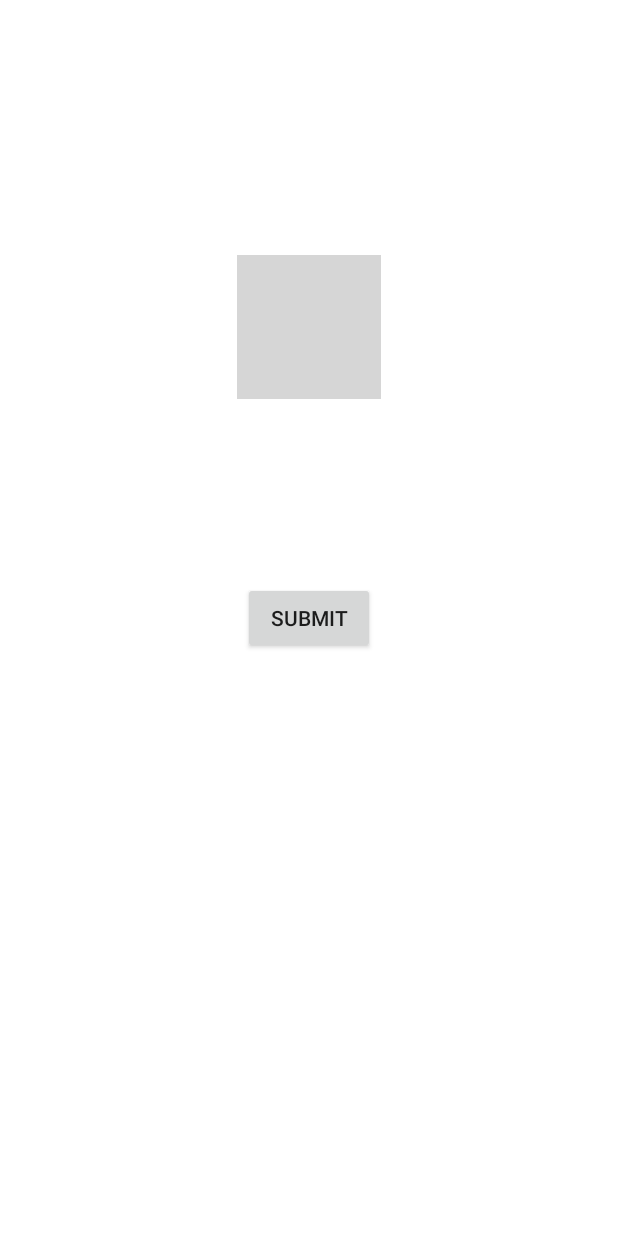
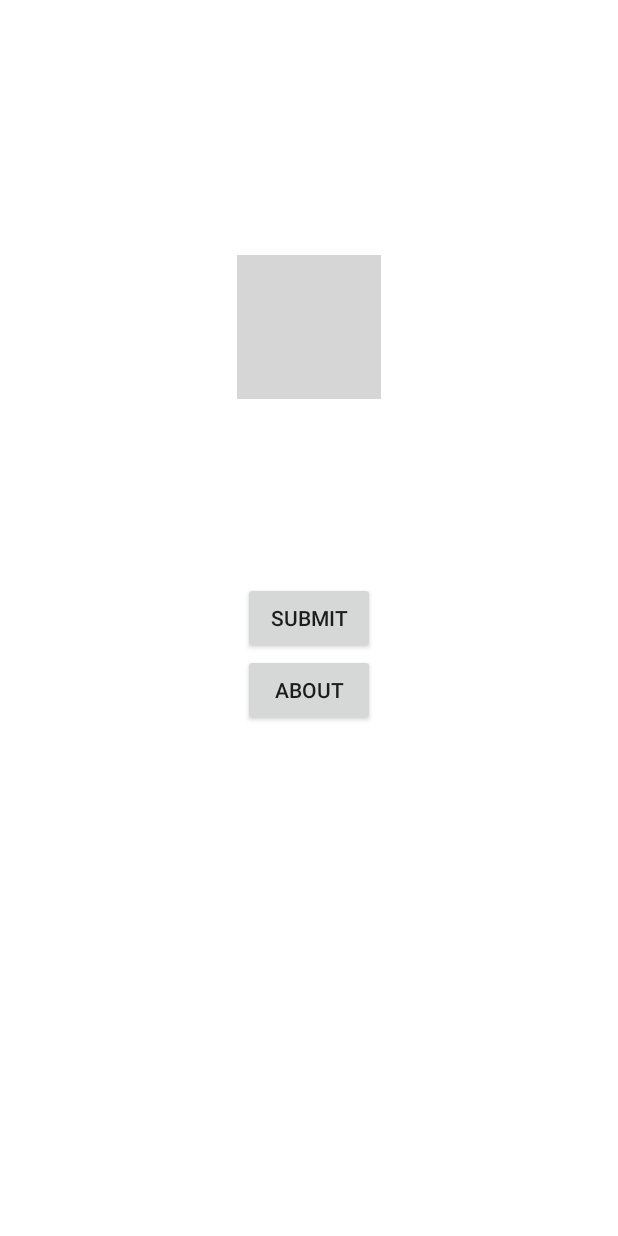
Before and after one commit to FI-Aquacrest/FullStack-Quiz, an Android app: the screen it shows after launch (TitleScreenActivity), on a phone screen of 412 x 824 dp. Run offline under Robolectric (Android 15) with nearby library versions, the phone set to English and light mode, and no system bars; grey boxes are pictures that could not be loaded.

Commit message:
Create About button which displays a popup window

```diff
--- a/app/src/main/res/layout/activity_title.xml
+++ b/app/src/main/res/layout/activity_title.xml
@@ -28,7 +28,7 @@
         android:text="Play" />
 
     <Button
-        android:id="@+id/button"
+        android:id="@+id/submit_button"
         android:layout_width="wrap_content"
         android:layout_height="wrap_content"
         android:text="Submit"
@@ -37,4 +37,14 @@
         app:layout_constraintTop_toBottomOf="@+id/play_button"
         android:onClick="submitQuestion" />
 
+    <Button
+        android:id="@+id/about_button"
+        android:layout_width="wrap_content"
+        android:layout_height="wrap_content"
+        android:text="About"
+        app:layout_constraintLeft_toLeftOf="parent"
+        app:layout_constraintRight_toRightOf="parent"
+        app:layout_constraintTop_toBottomOf="@+id/submit_button"
+        android:onClick="aboutApp" />
+
 </androidx.constraintlayout.widget.ConstraintLayout>
--- a/app/src/main/res/values/colors.xml
+++ b/app/src/main/res/values/colors.xml
@@ -7,4 +7,6 @@
     <color name="green">#008000</color>
     <color name="red">#FF0000</color>
     <color name="gray">#808080</color>
+    <color name="popup">#8FB399</color>
+    <color name="link">#0645AD</color>
 </resources>
```
Also changed, not shown: app/src/main/java/fi/tuni/fullstack_quiz/TitleScreenActivity.java (+26 -0 lines), app/src/main/res/layout/about_popup.xml (added, +33 -0 lines), app/src/main/res/values/strings.xml (+21 -0 lines).
